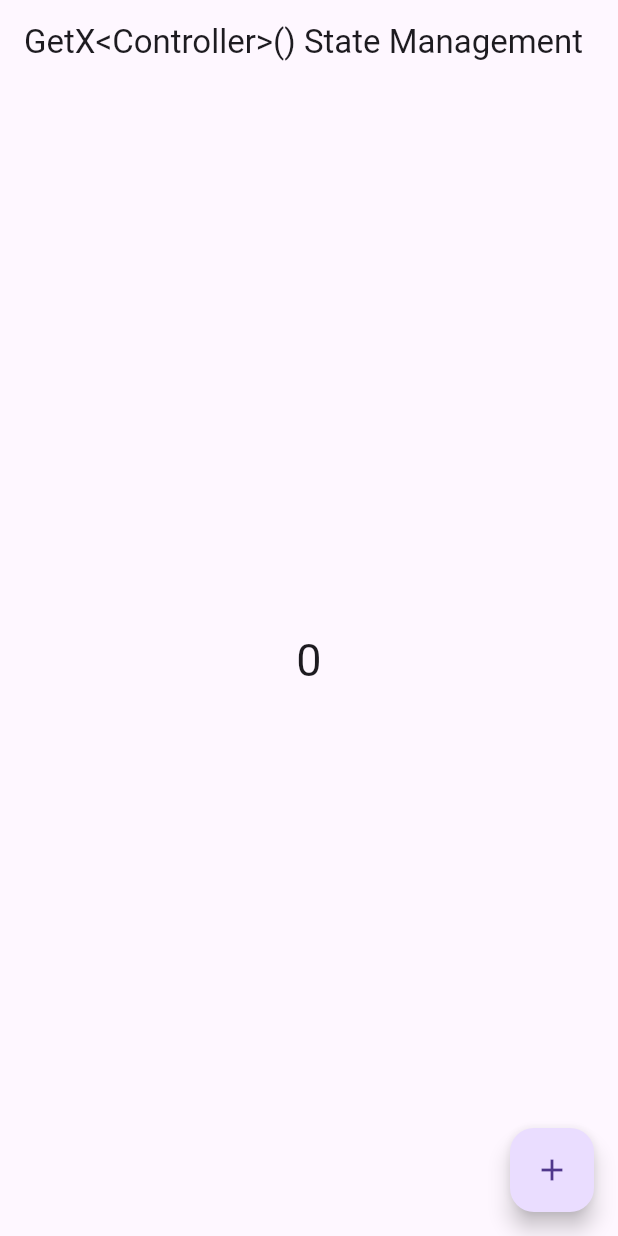
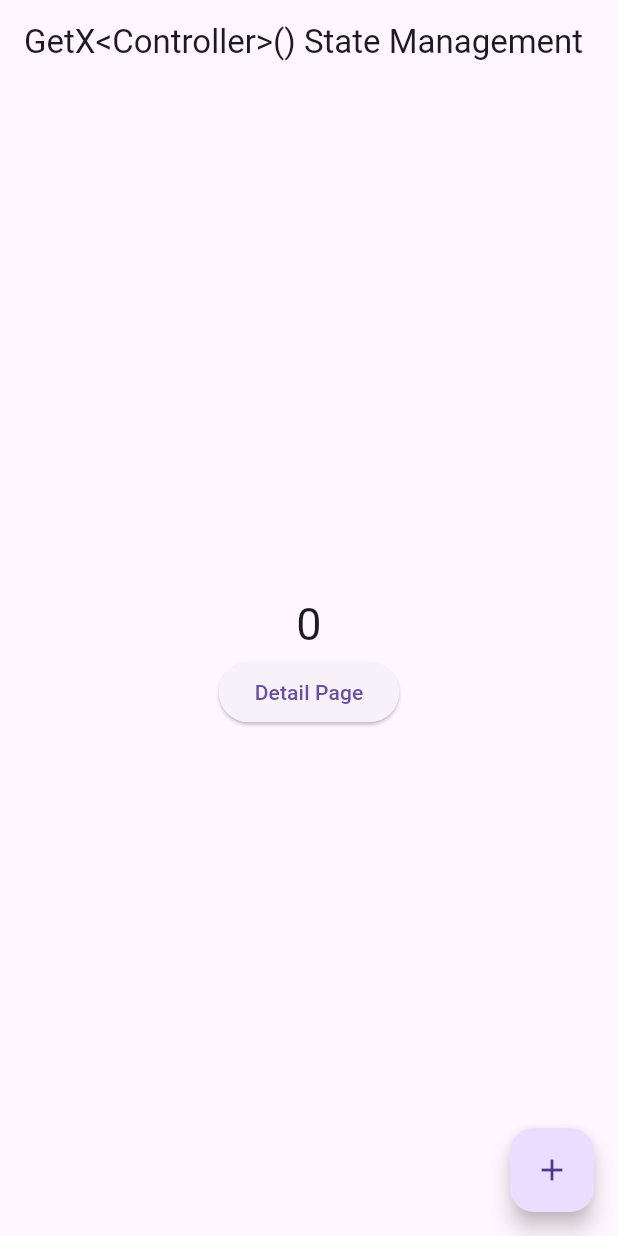
Before and after one commit to jsmile/getx_v463, a Flutter app: the screen it shows after launch, on a phone screen of 412 x 824 dp. Run offline on Flutter 3.47's test engine with Material 3 defaults, Android fonts, the phone set to English and light mode, and no system bars; our stand-ins replace get; missing offline and left inert: ansicolor.

Commit message:
end Getx<ControllerT>(...)

```diff
--- a/lib/getx_controller/view.dart
+++ b/lib/getx_controller/view.dart
@@ -2,13 +2,14 @@ import 'package:flutter/material.dart';
 import 'package:get/get.dart';
 
 import './controller.dart';
-// import './detail_page.dart';
+import './detail_page.dart';
 
 class GetXControllerView extends StatelessWidget {
   const GetXControllerView({super.key});
 
   @override
   Widget build(BuildContext context) {
+    // 단순한 Obx(...) 에서 GetXController 를 사용하기 위해 선언함.
     // final controller = Get.put(Controller());
 
     return GetMaterialApp(
@@ -23,34 +24,43 @@ class GetXControllerView extends StatelessWidget {
           child: Column(
             mainAxisAlignment: MainAxisAlignment.center,
             children: [
-              // Reactive State Management
-              GetX<Controller>(
-                init: Controller(), // Gex.put( ... ) 없이 init 으로 초기화 가능
-                builder: (controller) => Text(
-                  '${controller.count.value}',
-                  style: const TextStyle(fontSize: 30),
-                ),
-              ),
+              // // Reactive State Management
+              // GetX<Controller>(
+              //   init: Controller(), // Gex.put( ... ) 없이 init 으로 초기화 가능
+              //   builder: (controller) => Text(
+              //     '${controller.count.value}',
+              //     style: const TextStyle(fontSize: 30),
+              //   ),
+              // ),
+              // // Get.put( <Controller 생성자>) 를 통해서 GetXController 를 받아서 사용함.
               // Obx(
               //   () => Text(
               //     '${controller.count.value}', // 수정이 아닌 조회 시에는 .value 사용
               //     style: const TextStyle(fontSize: 30),
               //   ),
               // ),
-              // // Simple State Management
+              // Simple State Management : 일반 var 을 대상으로 동작함.
+              GetBuilder<Controller>(
+                id: 'count1',
+                init: Controller(),
+                builder: (controller) => Text(
+                  '${controller.count}',
+                  style: const TextStyle(fontSize: 30),
+                ),
+              ),
               // GetBuilder<Controller>(
-              //   init: Controller(),
+              //   id: 'count2',
               //   builder: (controller) => Text(
               //     '${controller.count}',
               //     style: const TextStyle(fontSize: 30),
               //   ),
               // ),
-              // ElevatedButton(
-              //   onPressed: () => Get.to(
-              //     () => const DetailPage(),
-              //   ),
-              //   child: const Text('Detail Page'),
-              // ),
+              ElevatedButton(
+                onPressed: () => Get.to(
+                  () => DetailPage(),
+                ),
+                child: const Text('Detail Page'),
+              ),
             ],
           ),
         ),
```
Also changed, not shown: lib/getx_controller/controller.dart (+61 -9 lines), lib/getx_controller/detail_page.dart (+59 -2 lines).
